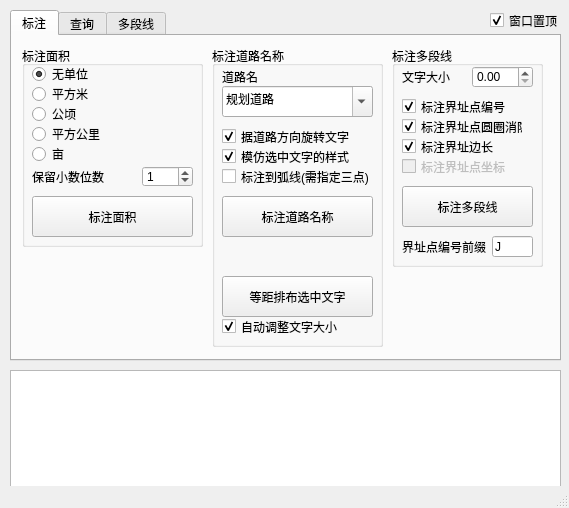
First picture: the form in darter_gui.ui, repository probe301/darter, before the edit.
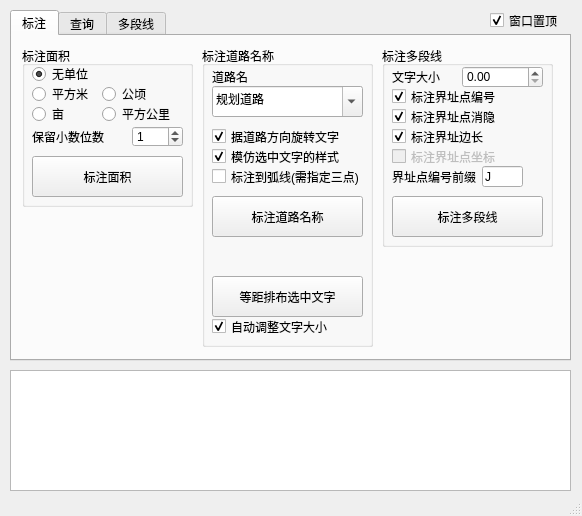
Second picture: the form after the edit. The open tabs and pages were chosen to show the change. Icons and pictures are not drawn.

```diff
--- a/darter_gui.ui
+++ b/darter_gui.ui
@@ -9,16 +9,22 @@
    <rect>
     <x>0</x>
     <y>0</y>
-    <width>569</width>
-    <height>508</height>
+    <width>582</width>
+    <height>516</height>
    </rect>
   </property>
   <property name="sizePolicy">
-   <sizepolicy hsizetype="Preferred" vsizetype="Preferred">
+   <sizepolicy hsizetype="Fixed" vsizetype="Fixed">
     <horstretch>0</horstretch>
     <verstretch>0</verstretch>
    </sizepolicy>
   </property>
+  <property name="maximumSize">
+   <size>
+    <width>582</width>
+    <height>516</height>
+   </size>
+  </property>
   <property name="focusPolicy">
    <enum>Qt::StrongFocus</enum>
   </property>
@@ -35,7 +41,7 @@
      <rect>
       <x>10</x>
       <y>10</y>
-      <width>551</width>
+      <width>561</width>
       <height>351</height>
      </rect>
     </property>
@@ -61,7 +67,7 @@
       </property>
       <property name="geometry">
        <rect>
-        <x>200</x>
+        <x>190</x>
         <y>10</y>
         <width>171</width>
         <height>301</height>
@@ -213,10 +219,10 @@
       </property>
       <property name="geometry">
        <rect>
-        <x>380</x>
+        <x>370</x>
         <y>10</y>
-        <width>151</width>
-        <height>221</height>
+        <width>171</width>
+        <height>201</height>
        </rect>
       </property>
       <property name="title">
@@ -227,7 +233,7 @@
         <rect>
          <x>80</x>
          <y>20</y>
-         <width>61</width>
+         <width>81</width>
          <height>22</height>
         </rect>
        </property>
@@ -249,8 +255,8 @@
        <property name="geometry">
         <rect>
          <x>10</x>
-         <y>140</y>
-         <width>131</width>
+         <y>150</y>
+         <width>151</width>
          <height>41</height>
         </rect>
        </property>
@@ -262,8 +268,8 @@
        <property name="geometry">
         <rect>
          <x>10</x>
-         <y>50</y>
-         <width>121</width>
+         <y>40</y>
+         <width>151</width>
          <height>21</height>
         </rect>
        </property>
@@ -278,13 +284,13 @@
        <property name="geometry">
         <rect>
          <x>10</x>
-         <y>70</y>
-         <width>121</width>
+         <y>60</y>
+         <width>151</width>
          <height>21</height>
         </rect>
        </property>
        <property name="text">
-        <string>标注界址点圆圈消隐</string>
+        <string>标注界址点消隐</string>
        </property>
        <property name="checked">
         <bool>true</bool>
@@ -294,8 +300,8 @@
        <property name="geometry">
         <rect>
          <x>10</x>
-         <y>90</y>
-         <width>121</width>
+         <y>80</y>
+         <width>151</width>
          <height>21</height>
         </rect>
        </property>
@@ -313,8 +319,8 @@
        <property name="geometry">
         <rect>
          <x>10</x>
-         <y>110</y>
-         <width>121</width>
+         <y>100</y>
+         <width>151</width>
          <height>21</height>
         </rect>
        </property>
@@ -329,7 +335,7 @@
        <property name="geometry">
         <rect>
          <x>100</x>
-         <y>190</y>
+         <y>120</y>
          <width>41</width>
          <height>21</height>
         </rect>
@@ -342,7 +348,7 @@
        <property name="geometry">
         <rect>
          <x>10</x>
-         <y>190</y>
+         <y>120</y>
          <width>91</width>
          <height>21</height>
         </rect>
@@ -395,8 +401,8 @@
        <rect>
         <x>10</x>
         <y>10</y>
-        <width>181</width>
-        <height>201</height>
+        <width>171</width>
+        <height>161</height>
        </rect>
       </property>
       <property name="title">
@@ -406,8 +412,8 @@
        <property name="geometry">
         <rect>
          <x>10</x>
-         <y>150</y>
-         <width>161</width>
+         <y>110</y>
+         <width>151</width>
          <height>41</height>
         </rect>
        </property>
@@ -420,8 +426,8 @@
         <rect>
          <x>10</x>
          <y>10</y>
-         <width>161</width>
-         <height>111</height>
+         <width>151</width>
+         <height>101</height>
         </rect>
        </property>
        <widget class="QRadioButton" name="dim_area_unit_none_ratio">
@@ -443,8 +449,8 @@
        <widget class="QRadioButton" name="dim_area_unit_km2_ratio">
         <property name="geometry">
          <rect>
-          <x>0</x>
-          <y>70</y>
+          <x>70</x>
+          <y>50</y>
           <width>71</width>
           <height>16</height>
          </rect>
@@ -456,8 +462,8 @@
        <widget class="QRadioButton" name="dim_area_unit_hm2_ratio">
         <property name="geometry">
          <rect>
-          <x>0</x>
-          <y>50</y>
+          <x>70</x>
+          <y>30</y>
           <width>71</width>
           <height>16</height>
          </rect>
@@ -486,7 +492,7 @@
         <property name="geometry">
          <rect>
           <x>0</x>
-          <y>90</y>
+          <y>50</y>
           <width>71</width>
           <height>16</height>
          </rect>
@@ -495,38 +501,38 @@
          <string>亩</string>
         </property>
        </widget>
-      </widget>
-      <widget class="QLabel" name="label_7">
-       <property name="geometry">
-        <rect>
-         <x>10</x>
-         <y>120</y>
-         <width>91</width>
-         <height>21</height>
-        </rect>
-       </property>
-       <property name="text">
-        <string>保留小数位数</string>
-       </property>
-      </widget>
-      <widget class="QSpinBox" name="dim_area_precision_spin">
-       <property name="geometry">
-        <rect>
-         <x>120</x>
-         <y>120</y>
-         <width>51</width>
-         <height>21</height>
-        </rect>
-       </property>
-       <property name="minimum">
-        <number>-5</number>
-       </property>
-       <property name="maximum">
-        <number>5</number>
-       </property>
-       <property name="value">
-        <number>1</number>
-       </property>
+       <widget class="QSpinBox" name="dim_area_precision_spin">
+        <property name="geometry">
+         <rect>
+          <x>100</x>
+          <y>70</y>
+          <width>51</width>
+          <height>21</height>
+         </rect>
+        </property>
+        <property name="minimum">
+         <number>-5</number>
+        </property>
+        <property name="maximum">
+         <number>5</number>
+        </property>
+        <property name="value">
+         <number>1</number>
+        </property>
+       </widget>
+       <widget class="QLabel" name="label_7">
+        <property name="geometry">
+         <rect>
+          <x>0</x>
+          <y>70</y>
+          <width>91</width>
+          <height>21</height>
+         </rect>
+        </property>
+        <property name="text">
+         <string>保留小数位数</string>
+        </property>
+       </widget>
       </widget>
      </widget>
     </widget>
@@ -1398,7 +1404,7 @@
      <rect>
       <x>10</x>
       <y>370</y>
-      <width>551</width>
+      <width>561</width>
       <height>121</height>
      </rect>
     </property>
```
Left out of the diff: 73 changed lines with no effect on the pictures.
